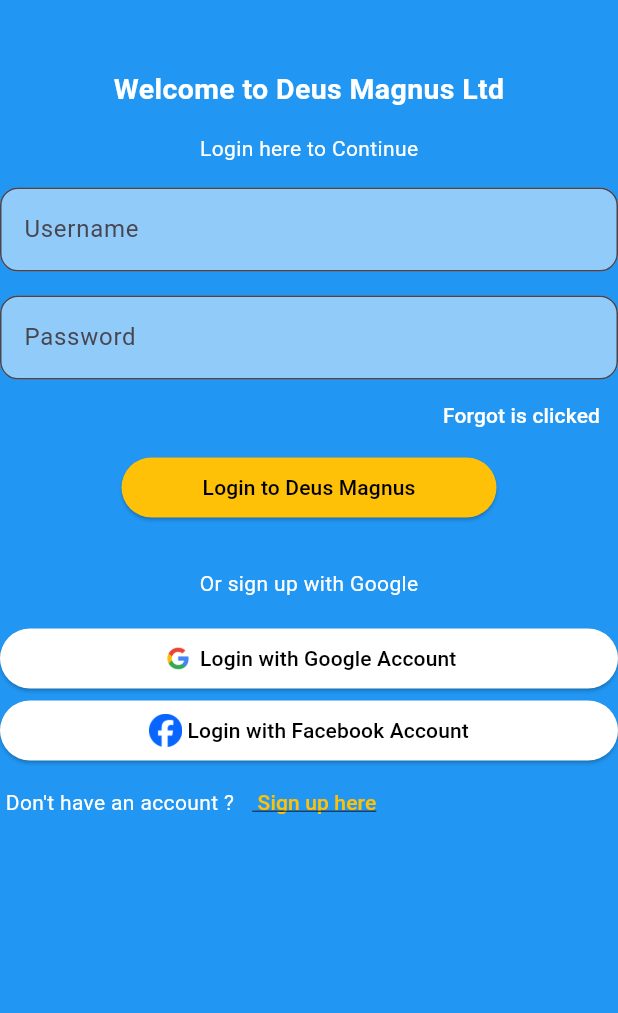
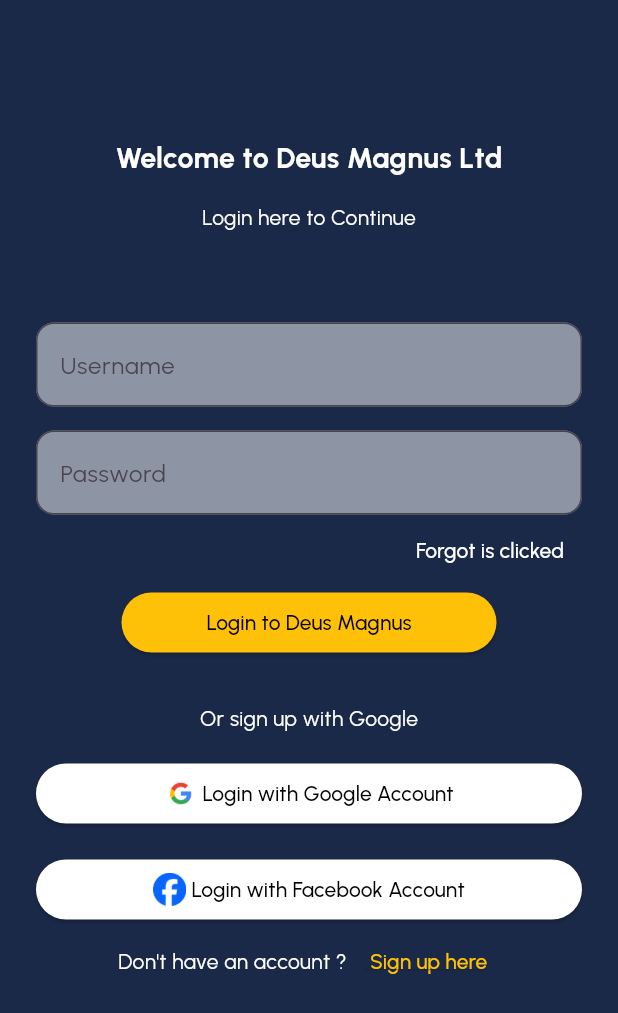
Before and after one commit to Senwin5/map_project, a Flutter app: the screen it shows after launch, on a phone screen of 412 x 824 dp. Shown: the top 1013 px of the screen. Run offline on Flutter 3.47's test engine with Material 3 defaults, Android fonts, the phone set to English and light mode, and no system bars.

Commit message:
padding EgdeInsert

```diff
--- a/lib/login_page.dart
+++ b/lib/login_page.dart
@@ -6,21 +6,24 @@ class LoginPage extends StatelessWidget {
   @override
   Widget build(BuildContext context) {
     return Scaffold(
-      backgroundColor: Colors.blue[500],
-      body: Column(
+      //backgroundColor: Colors.blue[900],
+      body: Padding(
+        padding: EdgeInsets.all(24),
+        child: Column(
           children: [
-          SizedBox(height: 46),
+            SizedBox(height: 68),
             Text(
               "Welcome to Deus Magnus Ltd",
               style: TextStyle(
                 color: Colors.white,
                 fontSize: 19,
                 fontWeight: FontWeight.bold,
+                fontFamily: 'Urbanist',
               ),
             ),
             SizedBox(height: 16),
             Text("Login here to Continue", style: TextStyle(color: Colors.white)),
-          SizedBox(height: 16),
+            SizedBox(height: 60),
             TextField(
               decoration: InputDecoration(
                 hintText: "Username",
@@ -90,7 +93,7 @@ class LoginPage extends StatelessWidget {
                 ],
               ),
             ),
-
+            SizedBox(height: 16,),
             ElevatedButton(
               onPressed: () {
                 print("facebook is been clicked on");
@@ -115,6 +118,7 @@ class LoginPage extends StatelessWidget {
               ),
             ),
             Row(
+              mainAxisAlignment: MainAxisAlignment.center,
               children: [
                 Text(
                   " Don't have an account ?",
@@ -135,6 +139,7 @@ class LoginPage extends StatelessWidget {
             ),
           ],
         ),
+      ),
     );
   }
 }
--- a/lib/main.dart
+++ b/lib/main.dart
@@ -1,5 +1,6 @@
 import 'package:flutter/material.dart';
 import 'package:map_project/login_page.dart';
+import 'package:map_project/styles/app_colors.dart';
 
 void main() {
   runApp(MyApp());
@@ -11,6 +12,8 @@ class MyApp extends StatelessWidget {
   @override
   Widget build(BuildContext context) {
     return MaterialApp(
+      theme: ThemeData(fontFamily: 'Urbanist',
+      scaffoldBackgroundColor: AppColors.background,),
       home: LoginPage(),
     );
   }
--- /dev/null
+++ b/lib/styles/app_colors.dart
@@ -0,0 +1,12 @@
+import 'package:flutter/cupertino.dart';
+
+class AppColors {
+  static const primary = Color(0xffFBD512);
+  static const font = Color(0xffdbd8d8);
+  static const font2 = Color(0xff373737);
+  static const disableFont = Color(0xffa7a7a7);
+  static const diaableButton = Color(0xff303030);
+  static const background = Color(0xff1a2947);
+  static const black = Color(0xff000000);
+  static const white = Color(0xffffffff);
+}
```
Also changed, not shown: pubspec.yaml (+12 -7 lines). Lines whose indentation alone changed are shown as unchanged.
